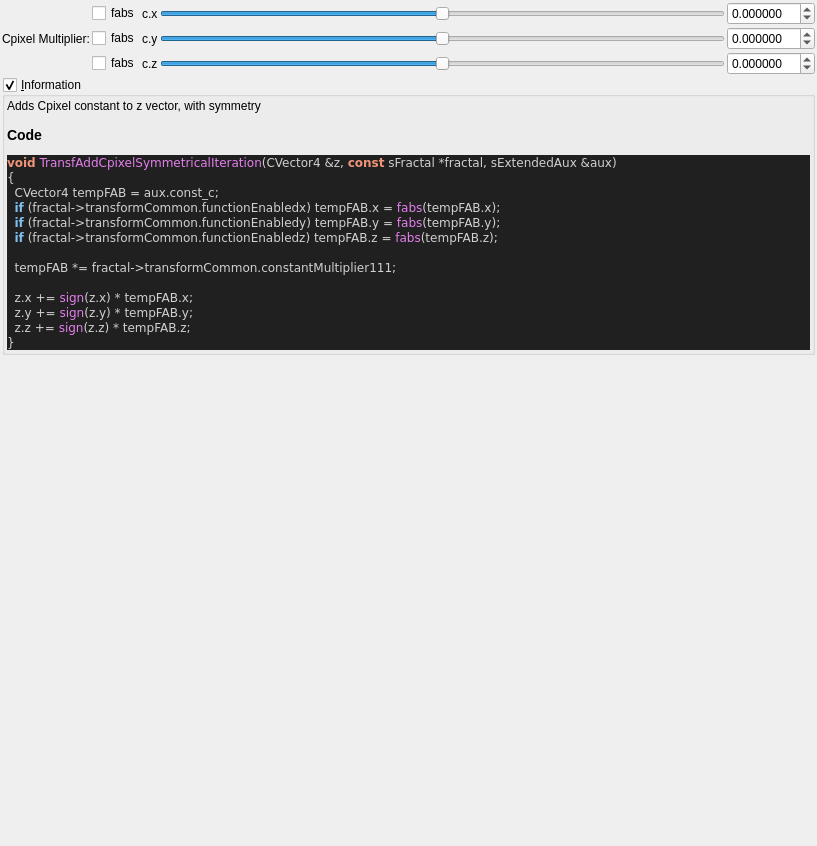
Above: mandelbulber2/formula/ui/fractal_transf_add_cpixel_symmetrical.ui from buddhi1980/mandelbulber2 before the change. Below: the same form after it.
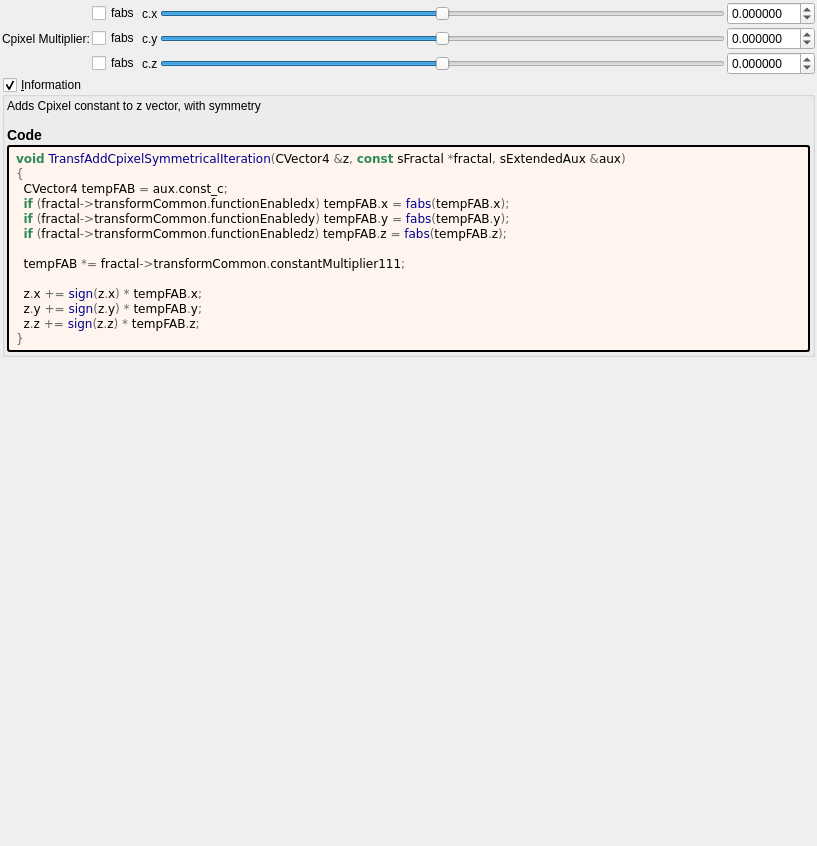
That is the form after the change. Custom widgets are drawn as their Qt base class.

What changed in the file:
```diff
--- a/mandelbulber2/formula/ui/fractal_transf_add_cpixel_symmetrical.ui
+++ b/mandelbulber2/formula/ui/fractal_transf_add_cpixel_symmetrical.ui
@@ -272,25 +272,40 @@
        <number>2</number>
       </property>
       <item>
-       <widget class="QLabel" name="label_code_content">
+	   <widget class="QLabel" name="label_information_general">
         <property name="text">
          <string notr="true">&lt;p&gt;Adds Cpixel constant to z vector, with symmetry&lt;/p&gt;&lt;table&gt;
 &lt;/table&gt;
-&lt;h3&gt;Code&lt;/h3&gt;
-&lt;body style=&quot;background-color:#202020&quot;&gt;
-&lt;pre style=&quot;color:#d0d0d0; background-color:#202020;  font-family:'Courier New',monospace;&quot;&gt;&lt;span style=&quot;color:#f09479; font-weight:bold&quot;&gt;void&lt;/span&gt; &lt;span style=&quot;color:#e47eed&quot;&gt;TransfAddCpixelSymmetricalIteration&lt;/span&gt;&lt;span style=&quot;color:#d0d0d0&quot;&gt;(&lt;/span&gt;CVector4 &lt;span style=&quot;color:#d0d0d0&quot;&gt;&amp;amp;&lt;/span&gt;z&lt;span style=&quot;color:#d0d0d0&quot;&gt;,&lt;/span&gt; &lt;span style=&quot;color:#f09479; font-weight:bold&quot;&gt;const&lt;/span&gt; sFractal &lt;span style=&quot;color:#d0d0d0&quot;&gt;*&lt;/span&gt;fractal&lt;span style=&quot;color:#d0d0d0&quot;&gt;,&lt;/span&gt; sExtendedAux &lt;span style=&quot;color:#d0d0d0&quot;&gt;&amp;amp;&lt;/span&gt;aux&lt;span style=&quot;color:#d0d0d0&quot;&gt;)&lt;/span&gt;
-&lt;span style=&quot;color:#d0d0d0&quot;&gt;{&lt;/span&gt;
-  CVector4 tempFAB &lt;span style=&quot;color:#d0d0d0&quot;&gt;=&lt;/span&gt; aux&lt;span style=&quot;color:#d0d0d0&quot;&gt;.&lt;/span&gt;const_c&lt;span style=&quot;color:#d0d0d0&quot;&gt;;&lt;/span&gt;
-  &lt;span style=&quot;color:#7ec0ee; font-weight:bold&quot;&gt;if&lt;/span&gt; &lt;span style=&quot;color:#d0d0d0&quot;&gt;(&lt;/span&gt;fractal&lt;span style=&quot;color:#d0d0d0&quot;&gt;-&amp;gt;&lt;/span&gt;transformCommon&lt;span style=&quot;color:#d0d0d0&quot;&gt;.&lt;/span&gt;functionEnabledx&lt;span style=&quot;color:#d0d0d0&quot;&gt;)&lt;/span&gt; tempFAB&lt;span style=&quot;color:#d0d0d0&quot;&gt;.&lt;/span&gt;x &lt;span style=&quot;color:#d0d0d0&quot;&gt;=&lt;/span&gt; &lt;span style=&quot;color:#e47eed&quot;&gt;fabs&lt;/span&gt;&lt;span style=&quot;color:#d0d0d0&quot;&gt;(&lt;/span&gt;tempFAB&lt;span style=&quot;color:#d0d0d0&quot;&gt;.&lt;/span&gt;x&lt;span style=&quot;color:#d0d0d0&quot;&gt;);&lt;/span&gt;
-  &lt;span style=&quot;color:#7ec0ee; font-weight:bold&quot;&gt;if&lt;/span&gt; &lt;span style=&quot;color:#d0d0d0&quot;&gt;(&lt;/span&gt;fractal&lt;span style=&quot;color:#d0d0d0&quot;&gt;-&amp;gt;&lt;/span&gt;transformCommon&lt;span style=&quot;color:#d0d0d0&quot;&gt;.&lt;/span&gt;functionEnabledy&lt;span style=&quot;color:#d0d0d0&quot;&gt;)&lt;/span&gt; tempFAB&lt;span style=&quot;color:#d0d0d0&quot;&gt;.&lt;/span&gt;y &lt;span style=&quot;color:#d0d0d0&quot;&gt;=&lt;/span&gt; &lt;span style=&quot;color:#e47eed&quot;&gt;fabs&lt;/span&gt;&lt;span style=&quot;color:#d0d0d0&quot;&gt;(&lt;/span&gt;tempFAB&lt;span style=&quot;color:#d0d0d0&quot;&gt;.&lt;/span&gt;y&lt;span style=&quot;color:#d0d0d0&quot;&gt;);&lt;/span&gt;
-  &lt;span style=&quot;color:#7ec0ee; font-weight:bold&quot;&gt;if&lt;/span&gt; &lt;span style=&quot;color:#d0d0d0&quot;&gt;(&lt;/span&gt;fractal&lt;span style=&quot;color:#d0d0d0&quot;&gt;-&amp;gt;&lt;/span&gt;transformCommon&lt;span style=&quot;color:#d0d0d0&quot;&gt;.&lt;/span&gt;functionEnabledz&lt;span style=&quot;color:#d0d0d0&quot;&gt;)&lt;/span&gt; tempFAB&lt;span style=&quot;color:#d0d0d0&quot;&gt;.&lt;/span&gt;z &lt;span style=&quot;color:#d0d0d0&quot;&gt;=&lt;/span&gt; &lt;span style=&quot;color:#e47eed&quot;&gt;fabs&lt;/span&gt;&lt;span style=&quot;color:#d0d0d0&quot;&gt;(&lt;/span&gt;tempFAB&lt;span style=&quot;color:#d0d0d0&quot;&gt;.&lt;/span&gt;z&lt;span style=&quot;color:#d0d0d0&quot;&gt;);&lt;/span&gt;
+&lt;h3&gt;Code&lt;/h3&gt;</string>
+		</property>
+		<property name="wordWrap">
+		 <bool>true</bool>
+		</property>
+		<property name="openExternalLinks">
+		 <bool>true</bool>
+		</property>
+		<property name="textInteractionFlags">
+		 <set>Qt::LinksAccessibleByMouse|Qt::TextSelectableByMouse</set>
+		</property>
+		</widget>
+	   </item>
+	   <item>
+	    <widget class="QLabel" name="label_code_content">
+		 <property name="text">
+		  <string notr="true">&lt;body style=&quot;background-color:#fff5ee&quot;&gt;
+&lt;pre style=&quot;color:#000000; background-color:#fff5ee;  font-family:'Courier New',monospace;&quot;&gt;&lt;span style=&quot;color:#2e8b57; font-weight:bold&quot;&gt;void&lt;/span&gt; &lt;span style=&quot;color:#00008f&quot;&gt;TransfAddCpixelSymmetricalIteration&lt;/span&gt;&lt;span style=&quot;color:#676767&quot;&gt;(&lt;/span&gt;CVector4 &lt;span style=&quot;color:#676767&quot;&gt;&amp;amp;&lt;/span&gt;z&lt;span style=&quot;color:#676767&quot;&gt;,&lt;/span&gt; &lt;span style=&quot;color:#2e8b57; font-weight:bold&quot;&gt;const&lt;/span&gt; sFractal &lt;span style=&quot;color:#676767&quot;&gt;*&lt;/span&gt;fractal&lt;span style=&quot;color:#676767&quot;&gt;,&lt;/span&gt; sExtendedAux &lt;span style=&quot;color:#676767&quot;&gt;&amp;amp;&lt;/span&gt;aux&lt;span style=&quot;color:#676767&quot;&gt;)&lt;/span&gt;
+&lt;span style=&quot;color:#676767&quot;&gt;{&lt;/span&gt;
+  CVector4 tempFAB &lt;span style=&quot;color:#676767&quot;&gt;=&lt;/span&gt; aux&lt;span style=&quot;color:#676767&quot;&gt;.&lt;/span&gt;const_c&lt;span style=&quot;color:#676767&quot;&gt;;&lt;/span&gt;
+  &lt;span style=&quot;color:#2e8b57; font-weight:bold&quot;&gt;if&lt;/span&gt; &lt;span style=&quot;color:#676767&quot;&gt;(&lt;/span&gt;fractal&lt;span style=&quot;color:#676767&quot;&gt;-&amp;gt;&lt;/span&gt;transformCommon&lt;span style=&quot;color:#676767&quot;&gt;.&lt;/span&gt;functionEnabledx&lt;span style=&quot;color:#676767&quot;&gt;)&lt;/span&gt; tempFAB&lt;span style=&quot;color:#676767&quot;&gt;.&lt;/span&gt;x &lt;span style=&quot;color:#676767&quot;&gt;=&lt;/span&gt; &lt;span style=&quot;color:#00008f&quot;&gt;fabs&lt;/span&gt;&lt;span style=&quot;color:#676767&quot;&gt;(&lt;/span&gt;tempFAB&lt;span style=&quot;color:#676767&quot;&gt;.&lt;/span&gt;x&lt;span style=&quot;color:#676767&quot;&gt;);&lt;/span&gt;
+  &lt;span style=&quot;color:#2e8b57; font-weight:bold&quot;&gt;if&lt;/span&gt; &lt;span style=&quot;color:#676767&quot;&gt;(&lt;/span&gt;fractal&lt;span style=&quot;color:#676767&quot;&gt;-&amp;gt;&lt;/span&gt;transformCommon&lt;span style=&quot;color:#676767&quot;&gt;.&lt;/span&gt;functionEnabledy&lt;span style=&quot;color:#676767&quot;&gt;)&lt;/span&gt; tempFAB&lt;span style=&quot;color:#676767&quot;&gt;.&lt;/span&gt;y &lt;span style=&quot;color:#676767&quot;&gt;=&lt;/span&gt; &lt;span style=&quot;color:#00008f&quot;&gt;fabs&lt;/span&gt;&lt;span style=&quot;color:#676767&quot;&gt;(&lt;/span&gt;tempFAB&lt;span style=&quot;color:#676767&quot;&gt;.&lt;/span&gt;y&lt;span style=&quot;color:#676767&quot;&gt;);&lt;/span&gt;
+  &lt;span style=&quot;color:#2e8b57; font-weight:bold&quot;&gt;if&lt;/span&gt; &lt;span style=&quot;color:#676767&quot;&gt;(&lt;/span&gt;fractal&lt;span style=&quot;color:#676767&quot;&gt;-&amp;gt;&lt;/span&gt;transformCommon&lt;span style=&quot;color:#676767&quot;&gt;.&lt;/span&gt;functionEnabledz&lt;span style=&quot;color:#676767&quot;&gt;)&lt;/span&gt; tempFAB&lt;span style=&quot;color:#676767&quot;&gt;.&lt;/span&gt;z &lt;span style=&quot;color:#676767&quot;&gt;=&lt;/span&gt; &lt;span style=&quot;color:#00008f&quot;&gt;fabs&lt;/span&gt;&lt;span style=&quot;color:#676767&quot;&gt;(&lt;/span&gt;tempFAB&lt;span style=&quot;color:#676767&quot;&gt;.&lt;/span&gt;z&lt;span style=&quot;color:#676767&quot;&gt;);&lt;/span&gt;
 
-  tempFAB &lt;span style=&quot;color:#d0d0d0&quot;&gt;*=&lt;/span&gt; fractal&lt;span style=&quot;color:#d0d0d0&quot;&gt;-&amp;gt;&lt;/span&gt;transformCommon&lt;span style=&quot;color:#d0d0d0&quot;&gt;.&lt;/span&gt;constantMultiplier111&lt;span style=&quot;color:#d0d0d0&quot;&gt;;&lt;/span&gt;
+  tempFAB &lt;span style=&quot;color:#676767&quot;&gt;*=&lt;/span&gt; fractal&lt;span style=&quot;color:#676767&quot;&gt;-&amp;gt;&lt;/span&gt;transformCommon&lt;span style=&quot;color:#676767&quot;&gt;.&lt;/span&gt;constantMultiplier111&lt;span style=&quot;color:#676767&quot;&gt;;&lt;/span&gt;
 
-  z&lt;span style=&quot;color:#d0d0d0&quot;&gt;.&lt;/span&gt;x &lt;span style=&quot;color:#d0d0d0&quot;&gt;+=&lt;/span&gt; &lt;span style=&quot;color:#e47eed&quot;&gt;sign&lt;/span&gt;&lt;span style=&quot;color:#d0d0d0&quot;&gt;(&lt;/span&gt;z&lt;span style=&quot;color:#d0d0d0&quot;&gt;.&lt;/span&gt;x&lt;span style=&quot;color:#d0d0d0&quot;&gt;) *&lt;/span&gt; tempFAB&lt;span style=&quot;color:#d0d0d0&quot;&gt;.&lt;/span&gt;x&lt;span style=&quot;color:#d0d0d0&quot;&gt;;&lt;/span&gt;
-  z&lt;span style=&quot;color:#d0d0d0&quot;&gt;.&lt;/span&gt;y &lt;span style=&quot;color:#d0d0d0&quot;&gt;+=&lt;/span&gt; &lt;span style=&quot;color:#e47eed&quot;&gt;sign&lt;/span&gt;&lt;span style=&quot;color:#d0d0d0&quot;&gt;(&lt;/span&gt;z&lt;span style=&quot;color:#d0d0d0&quot;&gt;.&lt;/span&gt;y&lt;span style=&quot;color:#d0d0d0&quot;&gt;) *&lt;/span&gt; tempFAB&lt;span style=&quot;color:#d0d0d0&quot;&gt;.&lt;/span&gt;y&lt;span style=&quot;color:#d0d0d0&quot;&gt;;&lt;/span&gt;
-  z&lt;span style=&quot;color:#d0d0d0&quot;&gt;.&lt;/span&gt;z &lt;span style=&quot;color:#d0d0d0&quot;&gt;+=&lt;/span&gt; &lt;span style=&quot;color:#e47eed&quot;&gt;sign&lt;/span&gt;&lt;span style=&quot;color:#d0d0d0&quot;&gt;(&lt;/span&gt;z&lt;span style=&quot;color:#d0d0d0&quot;&gt;.&lt;/span&gt;z&lt;span style=&quot;color:#d0d0d0&quot;&gt;) *&lt;/span&gt; tempFAB&lt;span style=&quot;color:#d0d0d0&quot;&gt;.&lt;/span&gt;z&lt;span style=&quot;color:#d0d0d0&quot;&gt;;&lt;/span&gt;
-&lt;span style=&quot;color:#d0d0d0&quot;&gt;}&lt;/span&gt;
+  z&lt;span style=&quot;color:#676767&quot;&gt;.&lt;/span&gt;x &lt;span style=&quot;color:#676767&quot;&gt;+=&lt;/span&gt; &lt;span style=&quot;color:#00008f&quot;&gt;sign&lt;/span&gt;&lt;span style=&quot;color:#676767&quot;&gt;(&lt;/span&gt;z&lt;span style=&quot;color:#676767&quot;&gt;.&lt;/span&gt;x&lt;span style=&quot;color:#676767&quot;&gt;) *&lt;/span&gt; tempFAB&lt;span style=&quot;color:#676767&quot;&gt;.&lt;/span&gt;x&lt;span style=&quot;color:#676767&quot;&gt;;&lt;/span&gt;
+  z&lt;span style=&quot;color:#676767&quot;&gt;.&lt;/span&gt;y &lt;span style=&quot;color:#676767&quot;&gt;+=&lt;/span&gt; &lt;span style=&quot;color:#00008f&quot;&gt;sign&lt;/span&gt;&lt;span style=&quot;color:#676767&quot;&gt;(&lt;/span&gt;z&lt;span style=&quot;color:#676767&quot;&gt;.&lt;/span&gt;y&lt;span style=&quot;color:#676767&quot;&gt;) *&lt;/span&gt; tempFAB&lt;span style=&quot;color:#676767&quot;&gt;.&lt;/span&gt;y&lt;span style=&quot;color:#676767&quot;&gt;;&lt;/span&gt;
+  z&lt;span style=&quot;color:#676767&quot;&gt;.&lt;/span&gt;z &lt;span style=&quot;color:#676767&quot;&gt;+=&lt;/span&gt; &lt;span style=&quot;color:#00008f&quot;&gt;sign&lt;/span&gt;&lt;span style=&quot;color:#676767&quot;&gt;(&lt;/span&gt;z&lt;span style=&quot;color:#676767&quot;&gt;.&lt;/span&gt;z&lt;span style=&quot;color:#676767&quot;&gt;) *&lt;/span&gt; tempFAB&lt;span style=&quot;color:#676767&quot;&gt;.&lt;/span&gt;z&lt;span style=&quot;color:#676767&quot;&gt;;&lt;/span&gt;
+&lt;span style=&quot;color:#676767&quot;&gt;}&lt;/span&gt;
 &lt;/pre&gt;
 &lt;/body&gt;</string>
         </property>
@@ -303,6 +318,9 @@
         <property name="textInteractionFlags">
          <set>Qt::LinksAccessibleByMouse|Qt::TextSelectableByMouse</set>
         </property>
+		 <property name="styleSheet">
+		  <string notr="true">border-style: outset; border-width: 2px; border-radius: 3px; border-color: black; background-color: #fff5ee; padding: 4px;</string>
+		  </property>
        </widget>
       </item>
      </layout>
```
Lines whose indentation alone changed are shown as unchanged.
